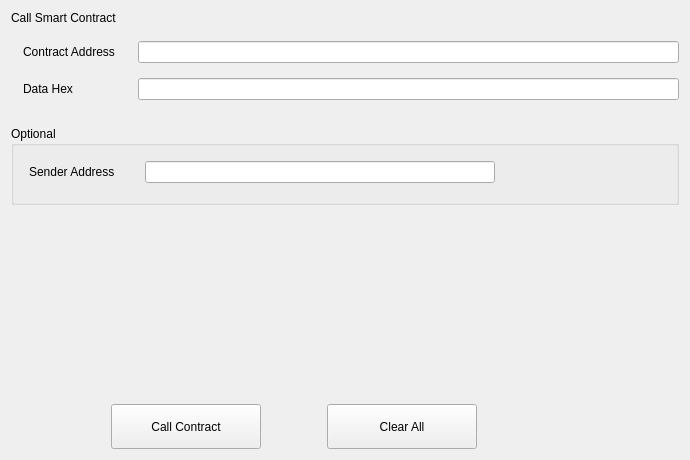
Above: src/qt/forms/callcontract.ui from qtumproject/qtum before the change. Below: the same form after it.
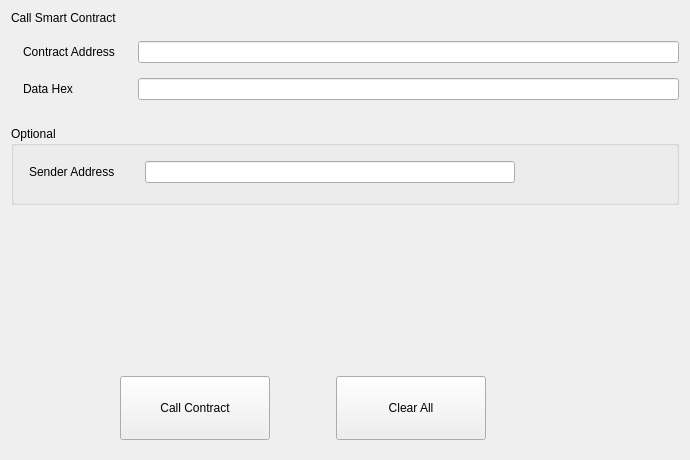
That is the form after the change.

Commit message: Small changes to layouts for gui controls

Patch:
```diff
--- a/src/qt/forms/callcontract.ui
+++ b/src/qt/forms/callcontract.ui
@@ -16,6 +16,18 @@
   <layout class="QGridLayout" name="gridLayout_2">
    <item row="6" column="0">
     <layout class="QHBoxLayout" name="horizontalLayout">
+     <property name="leftMargin">
+      <number>9</number>
+     </property>
+     <property name="topMargin">
+      <number>9</number>
+     </property>
+     <property name="rightMargin">
+      <number>9</number>
+     </property>
+     <property name="bottomMargin">
+      <number>9</number>
+     </property>
      <item>
       <spacer name="horizontalSpacer">
        <property name="orientation">
@@ -37,7 +49,7 @@
        <property name="minimumSize">
         <size>
          <width>150</width>
-         <height>45</height>
+         <height>64</height>
         </size>
        </property>
        <property name="text">
@@ -66,7 +78,7 @@
        <property name="minimumSize">
         <size>
          <width>150</width>
-         <height>45</height>
+         <height>64</height>
         </size>
        </property>
        <property name="text">
@@ -144,13 +156,13 @@
        <widget class="QLineEdit" name="lineEdit_3">
         <property name="minimumSize">
          <size>
-          <width>350</width>
+          <width>370</width>
           <height>0</height>
          </size>
         </property>
         <property name="maximumSize">
          <size>
-          <width>350</width>
+          <width>370</width>
           <height>16777215</height>
          </size>
         </property>
@@ -186,7 +198,7 @@
         </property>
         <property name="sizeHint" stdset="0">
          <size>
-          <width>40</width>
+          <width>0</width>
           <height>20</height>
          </size>
         </property>
```
The commit also changes 4 other files.
